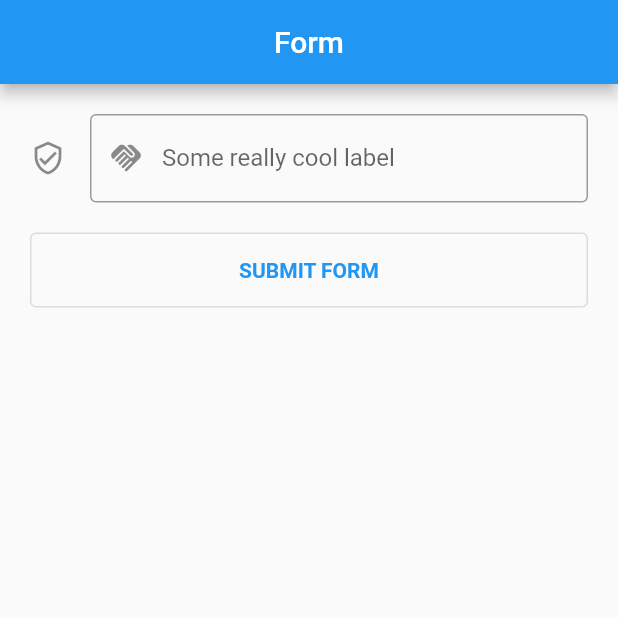
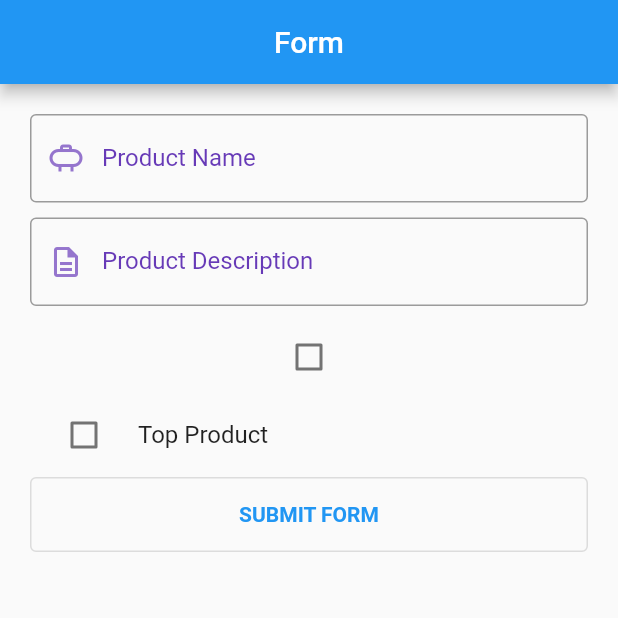
Before and after one commit to shinmantis/CodingWithT, a Flutter app: the screen it shows after launch, on a phone screen of 412 x 824 dp, the top half of it. Run offline on Flutter 3.47's test engine with Material 2 defaults, Android fonts, the phone set to English and light mode, and no system bars; our stand-ins replace font_awesome_flutter; missing offline and left inert: dart:ffi.

Commit message:
Coding with T, Section 3.4 CheckBoxes

```diff
--- a/lib/main.dart
+++ b/lib/main.dart
@@ -32,6 +32,7 @@ void main() => runApp(CTStatelessClass());
 //https://docs.flutter.dev/cookbook/persistence/sqlite
 //https://blog.logrocket.com/choosing-right-database-flutter-application/
 //https://medium.com/dhiwise/how-to-choose-right-flutter-database-a1f35237a7f9
+//https://www.funwithflutter.dev/flutter-dart-when-to-use-var-final-const-static/#:~:text=Use%20final%20if%20you%20don,be%20immutable%2C%20should%20be%20final%20.
 
 class CTStatelessClass extends StatelessWidget {
   const CTStatelessClass({super.key});
@@ -39,7 +40,7 @@ class CTStatelessClass extends StatelessWidget {
   @override
   Widget build(BuildContext context) {
     return MaterialApp(
-      title: "3.2 Flutter Push Pop",
+      title: "3.4 Flutter Checkbox",
       theme: ThemeData.light(),
       home: MyForm(),
     );
--- a/lib/screens/FormNav.dart
+++ b/lib/screens/FormNav.dart
@@ -1,31 +1,30 @@
 import 'package:first_flutter_app/screens/DetailsNav.dart';
+import 'package:first_flutter_app/widgets/mytextformfield.dart';
 import 'package:flutter/material.dart';
 
 class MyForm extends StatefulWidget {
   const MyForm({super.key});
-
-
 
   @override
   State<MyForm> createState() => _MyFormState();
 }
 
 class _MyFormState extends State<MyForm> {
-  String _productName = "";
+  String _productName = "Add product details in the form below";
   final _productController = TextEditingController();
-
+  final _productDesController = TextEditingController();
+  bool? _checkBox = false;
+  bool? _checkBoxList = false;
 
   //Clean up the controller so we don't end up with memory leaks
   @override
   void dispose() {
     _productController.dispose();
+    _productDesController.dispose();
     super.dispose();
   }
 
-  void _updateText(){
-
-  }
-
+  void _updateText() {}
 
   @override
   Widget build(BuildContext context) {
@@ -38,17 +37,51 @@ class _MyFormState extends State<MyForm> {
         padding: EdgeInsets.all(20.00),
         child: ListView(
           children: [
-            TextFormField(
-          controller: _productController
-          ,
-              decoration: InputDecoration(
-                labelText: "Some really cool label",
-                icon: Icon(Icons.verified_user_outlined),
-                border: OutlineInputBorder(),
-                prefixIcon: Icon(Icons.handshake),
-              ),
+            MyTextFormField(
+              myController: _productController,
+              fieldName: "Product Name",
+              myPrefixIcon: Icons.propane_outlined,
+              myPrefixIconColor: Colors.deepPurple.shade300,
             ),
-            SizedBox(height: 20.0),
+
+            SizedBox(height: 10.0),
+
+            MyTextFormField(
+              myController: _productDesController,
+              fieldName: "Product Description",
+              myPrefixIcon: Icons.description_outlined,
+              myPrefixIconColor: Colors.deepPurple.shade300,
+            ),
+
+            SizedBox(height: 10.0),
+
+            //Two Types of Checkboxes
+
+            //1.  CheckBox
+            Checkbox(
+                tristate: true,
+                //True, False, Null
+                checkColor: Colors.green,
+                activeColor: Colors.white,
+                value: _checkBox,
+                onChanged: (val) {
+                  setState(() {
+                    _checkBox = val;
+                  });
+                }),
+
+            //2.  CheckBoxListTile
+            CheckboxListTile(
+              title: Text("Top Product"),
+                value: _checkBoxList,
+                onChanged: (val) {
+                  setState(() {
+                    _checkBoxList = val;
+                  });
+                },
+              //changes the side the checkbox is on in the tile
+            controlAffinity: ListTileControlAffinity.leading,),
+
             myBtn(context),
           ],
         ),
--- /dev/null
+++ b/lib/widgets/mytextformfield.dart
@@ -0,0 +1,32 @@
+import 'package:flutter/material.dart';
+
+class MyTextFormField extends StatelessWidget {
+  TextEditingController myController;
+  String fieldName;
+  IconData myPrefixIcon;
+  Color? myPrefixIconColor;
+
+
+  MyTextFormField({super.key,
+    required this.myController,
+    required this.fieldName,
+    this.myPrefixIcon = Icons.label,
+    this.myPrefixIconColor = Colors.blueAccent,
+  });
+
+  @override
+  Widget build(BuildContext context) {
+    return TextFormField(
+      controller: myController,
+      decoration: InputDecoration(
+        labelText: fieldName,
+        border: const OutlineInputBorder(),
+        prefixIcon: Icon(myPrefixIcon, color: myPrefixIconColor),
+        focusedBorder: OutlineInputBorder(
+          borderSide: BorderSide(color: Colors.deepPurple.shade300),
+        ),
+        labelStyle: const TextStyle(color: Colors.deepPurple)
+      ),
+    );
+  }
+}
```
